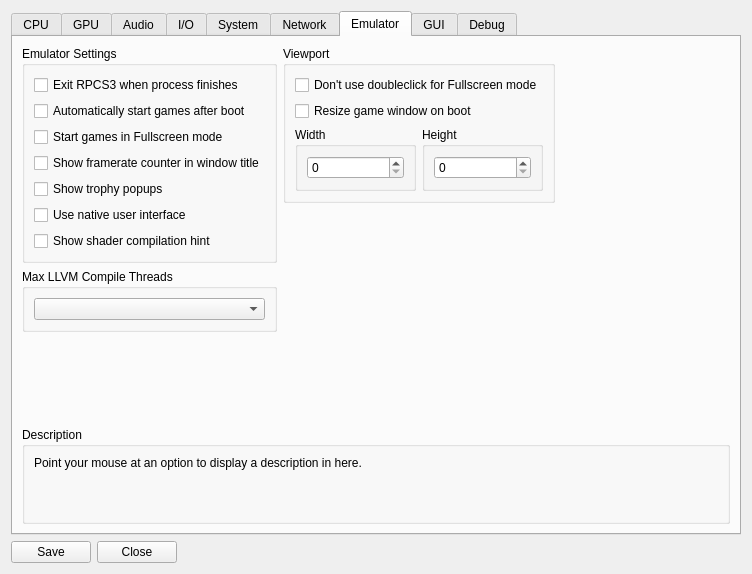
The window that rpcs3/rpcs3qt/settings_dialog.ui (RPCS3/rpcs3) describes before a commit, drawn with Qt 5.
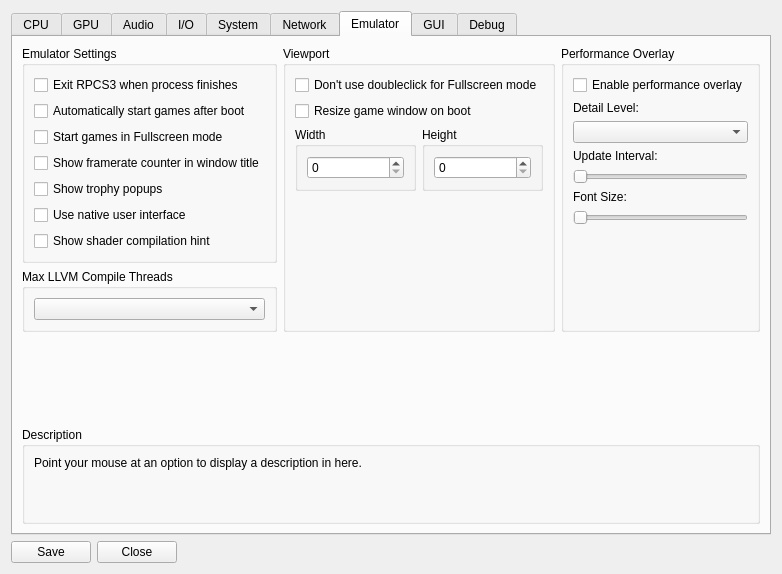
The same window after the commit. The open tabs and pages were chosen to show the change. Icons and pictures are not drawn.

Commit message: Qt: Add performance overlay options to the emu tab in the settings dialog

What changed in the file:
```diff
--- a/rpcs3/rpcs3qt/settings_dialog.ui
+++ b/rpcs3/rpcs3qt/settings_dialog.ui
@@ -36,7 +36,7 @@
       </sizepolicy>
      </property>
      <property name="currentIndex">
-      <number>7</number>
+      <number>6</number>
      </property>
      <widget class="QWidget" name="coreTab">
       <attribute name="title">
@@ -1401,9 +1401,6 @@
                 </item>
                </layout>
               </item>
-             </layout>
-            </widget>
-           </item>
            <item>
             <spacer name="verticalSpacer_14">
              <property name="orientation">
@@ -1421,9 +1418,89 @@
             </spacer>
            </item>
           </layout>
-         </item>
+            </widget>
+           </item>
+          </layout>
+         </item>
          <item>
-          <layout class="QVBoxLayout" name="verticalLayout_58"/>
+          <layout class="QVBoxLayout" name="verticalLayout_58">
+           <item>
+            <widget class="QGroupBox" name="gb_performance_overlay">
+             <property name="title">
+              <string>Performance Overlay</string>
+             </property>
+             <layout class="QVBoxLayout" name="verticalLayout_67">
+              <item>
+               <widget class="QCheckBox" name="perfOverlayEnabled">
+                <property name="text">
+                 <string>Enable performance overlay</string>
+                </property>
+               </widget>
+              </item>
+              <item>
+               <widget class="QLabel" name="label_detail_level">
+                <property name="text">
+                 <string>Detail Level:</string>
+                </property>
+               </widget>
+              </item>
+              <item>
+               <widget class="QComboBox" name="perfOverlayDetailLevel"/>
+              </item>
+              <item>
+               <widget class="QLabel" name="label_update_interval">
+                <property name="text">
+                 <string>Update Interval:</string>
+                </property>
+               </widget>
+              </item>
+              <item>
+               <widget class="QSlider" name="perfOverlayUpdateInterval">
+                <property name="singleStep">
+                 <number>10</number>
+                </property>
+                <property name="pageStep">
+                 <number>100</number>
+                </property>
+                <property name="orientation">
+                 <enum>Qt::Horizontal</enum>
+                </property>
+               </widget>
+              </item>
+              <item>
+               <widget class="QLabel" name="label_font_size">
+                <property name="text">
+                 <string>Font Size: </string>
+                </property>
+               </widget>
+              </item>
+              <item>
+               <widget class="QSlider" name="perfOverlayFontSize">
+                <property name="orientation">
+                 <enum>Qt::Horizontal</enum>
+                </property>
+               </widget>
+              </item>
+              <item>
+               <spacer name="verticalSpacer_18">
+                <property name="orientation">
+                 <enum>Qt::Vertical</enum>
+                </property>
+                <property name="sizeType">
+                 <enum>QSizePolicy::MinimumExpanding</enum>
+                </property>
+                <property name="sizeHint" stdset="0">
+                 <size>
+                  <width>0</width>
+                  <height>55</height>
+                 </size>
+                </property>
+               </spacer>
+              </item>
+             </layout>
+            </widget>
+           </item>
+          </layout>
          </item>
         </layout>
        </item>
```
Lines whose indentation alone changed are shown as unchanged. The commit also changes 4 other files.
